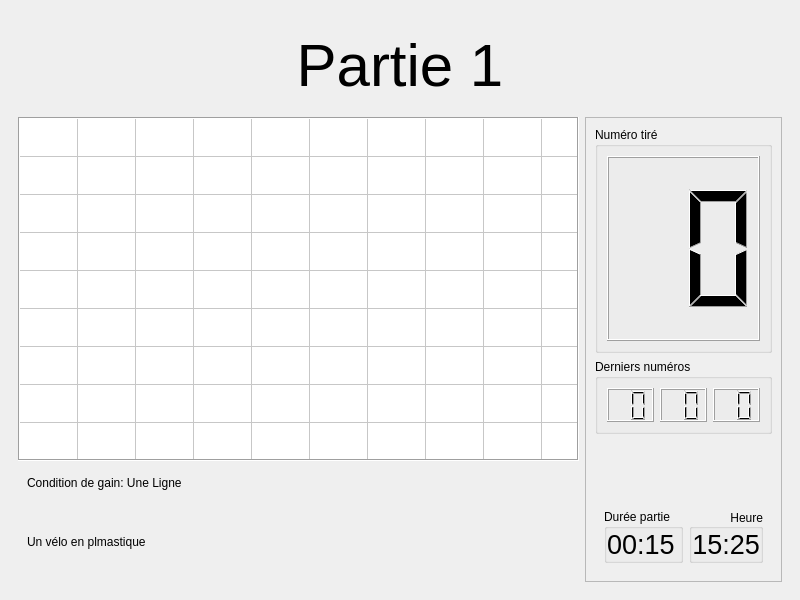
Before: the Qt Designer form sources/gui/ui/DisplayWindow.ui in Silmaen/EvenementLoto, drawn with Qt 5.
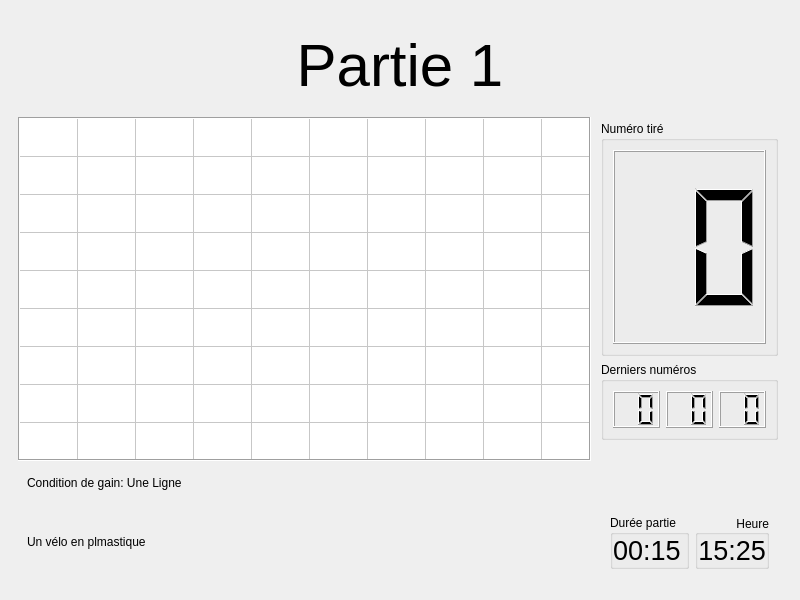
After: the same form once the commit is applied. The open tabs and pages were chosen to show the change.

Diff of the .ui file:
```diff
--- a/sources/gui/ui/DisplayWindow.ui
+++ b/sources/gui/ui/DisplayWindow.ui
@@ -619,12 +619,24 @@
            <item>
             <widget class="QFrame" name="frame_3">
              <property name="frameShape">
-              <enum>QFrame::StyledPanel</enum>
+              <enum>QFrame::NoFrame</enum>
              </property>
              <property name="frameShadow">
               <enum>QFrame::Raised</enum>
              </property>
              <layout class="QVBoxLayout" name="verticalLayout_2">
+              <property name="leftMargin">
+               <number>4</number>
+              </property>
+              <property name="topMargin">
+               <number>4</number>
+              </property>
+              <property name="rightMargin">
+               <number>4</number>
+              </property>
+              <property name="bottomMargin">
+               <number>4</number>
+              </property>
               <item>
                <widget class="QGroupBox" name="groupBox_11">
                 <property name="sizePolicy">
```
Left out of the diff: 19 changed lines with no effect on the pictures.
